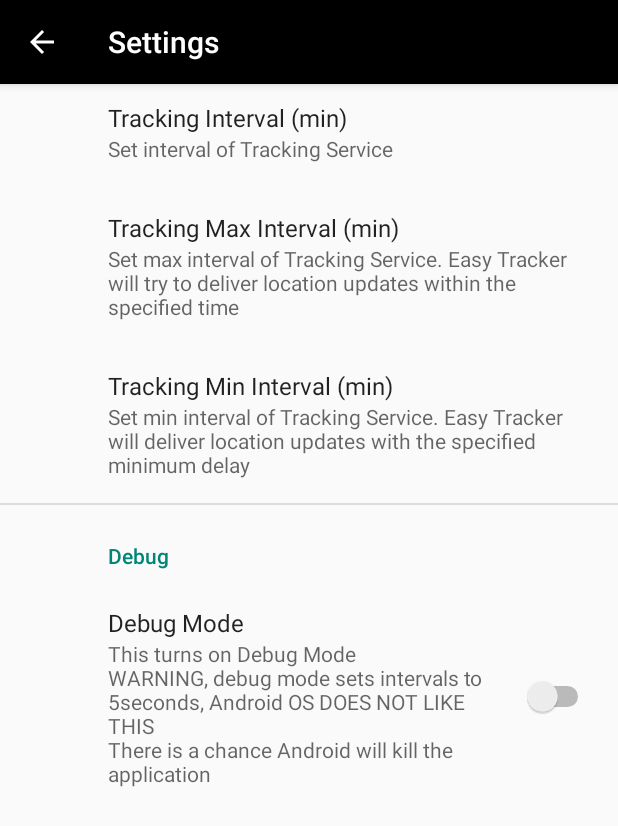
After one commit to mal977/EasyTracker, an Android app: the SettingsFragment screen opened through its navigation route, on a phone screen of 412 x 824 dp. The commit adds this screen. Shown: the top 826 px of the screen. Run offline under Robolectric (Android 15) with nearby library versions, the phone set to English and light mode, and no system bars; our stand-ins replace EventBus, Firebase (no records; nobody signed in at launch, a user with empty details on screens opened directly), androidx.preference; libraries missing offline, so code that uses them is left out: io.objectbox, io.objectbox.annotation; 3 statements that could not run were skipped.

Commit message:
added setting fragment

```diff
--- a/EasyTracker/app/build.gradle
+++ b/EasyTracker/app/build.gradle
@@ -94,7 +94,7 @@ dependencies {
 
     // Feature module Support
     implementation "androidx.navigation:navigation-dynamic-features-fragment:$nav_version"
-
+    implementation "androidx.preference:preference:1.1.1"
     // Testing Navigation
     androidTestImplementation "androidx.navigation:navigation-testing:$nav_version"
 
--- a/EasyTracker/app/src/main/java/com/ntu/staizen/EasyTracker/MapsActivity.java
+++ b/EasyTracker/app/src/main/java/com/ntu/staizen/EasyTracker/MapsActivity.java
@@ -23,6 +23,7 @@ import com.google.android.gms.maps.SupportMapFragment;
 import com.google.android.gms.maps.model.LatLng;
 import com.google.android.gms.maps.model.MarkerOptions;
 import com.google.android.gms.tasks.Task;
+import com.google.firebase.crashlytics.FirebaseCrashlytics;
 import com.google.firebase.database.DatabaseReference;
 import com.ntu.staizen.EasyTracker.events.FirebaseAuthenticatedEvent;
 import com.ntu.staizen.EasyTracker.events.LocationChangedEvent;
@@ -111,6 +112,7 @@ public class MapsActivity extends FragmentActivity implements OnMapReadyCallback
                 Log.d(TAG, "firebaseAuthWithGoogle:" + account.getId());
                 mAuthentication.linkGoogleWithAnonymous(this, account.getIdToken());
             } catch (ApiException e) {
+                FirebaseCrashlytics.getInstance().recordException(e);
                 // Google Sign In failed, update UI appropriately
                 Log.w(TAG, "Google sign in failed", e);
                 // ...
@@ -162,6 +164,7 @@ public class MapsActivity extends FragmentActivity implements OnMapReadyCallback
                 locationManager.startLocationUpdates(this);
             }
         } catch (SecurityException e) {
+            FirebaseCrashlytics.getInstance().recordException(e);
             Log.e(TAG, "Exception: " + e.getMessage());
         }
     }
--- a/EasyTracker/app/src/main/java/com/ntu/staizen/EasyTracker/Utilities.java
+++ b/EasyTracker/app/src/main/java/com/ntu/staizen/EasyTracker/Utilities.java
@@ -12,6 +12,7 @@ import android.provider.Settings;
 import android.text.TextUtils;
 import android.util.Log;
 
+import com.google.firebase.crashlytics.FirebaseCrashlytics;
 import com.ntu.staizen.EasyTracker.services.LocationChangedReceiver;
 
 import java.text.SimpleDateFormat;
@@ -47,6 +48,7 @@ public class Utilities {
                 locationMode = Settings.Secure.getInt(context.getContentResolver(), Settings.Secure.LOCATION_MODE);
 
             } catch (Settings.SettingNotFoundException e) {
+                FirebaseCrashlytics.getInstance().recordException(e);
                 e.printStackTrace();
             }
 
@@ -70,6 +72,7 @@ public class Utilities {
         try {
             output = simpleDateFormat.format(date);
         } catch (Exception e) {
+            FirebaseCrashlytics.getInstance().recordException(e);
             e.printStackTrace();
         }
         return output;
--- a/EasyTracker/app/src/main/java/com/ntu/staizen/EasyTracker/ui/jobList/JobListFragment.java
+++ b/EasyTracker/app/src/main/java/com/ntu/staizen/EasyTracker/ui/jobList/JobListFragment.java
@@ -22,6 +22,7 @@ import android.view.LayoutInflater;
 import android.view.View;
 import android.view.ViewGroup;
 import android.widget.Button;
+import android.widget.ImageButton;
 import android.widget.TextView;
 
 import com.google.firebase.analytics.FirebaseAnalytics;
@@ -35,6 +36,7 @@ import com.ntu.staizen.EasyTracker.model.JobData;
 import com.ntu.staizen.EasyTracker.model.LocationData;
 import com.ntu.staizen.EasyTracker.ui.newJobDetails.JobDetailState;
 import com.ntu.staizen.EasyTracker.ui.newJobDetails.JobDetailsViewModel;
+import com.ntu.staizen.EasyTracker.ui.settings.SettingsFragment;
 
 import java.util.ArrayList;
 
@@ -119,6 +121,7 @@ public class JobListFragment extends Fragment {
         Button start_new_job = (Button) view.findViewById(R.id.btn_start_new_job);
         TextView tv_no_jobs = view.findViewById(R.id.tv_no_jobs);
         TextView tv_helloUser = view.findViewById(R.id.tv_title_hello);
+        ImageButton ib_settings = view.findViewById(R.id.ib_settings);
 
         tv_helloUser.setText("Hello " + SharedPreferenceHelper.getPreference(SharedPreferenceHelper.KEY_USERNAME, getContext()) + "!");
 
@@ -163,6 +166,13 @@ public class JobListFragment extends Fragment {
                 }
             }
         });
+
+        ib_settings.setOnClickListener(new View.OnClickListener(){
+            @Override
+            public void onClick(View v) {
+               navController.navigate(JobListFragmentDirections.actionJobListFragmentToSettingsFragment());
+            }
+        });
     }
 
     @Override
--- a/EasyTracker/app/src/main/java/com/ntu/staizen/EasyTracker/ui/login/LoginFragment.java
+++ b/EasyTracker/app/src/main/java/com/ntu/staizen/EasyTracker/ui/login/LoginFragment.java
@@ -32,6 +32,9 @@ import org.greenrobot.eventbus.EventBus;
 import org.greenrobot.eventbus.Subscribe;
 import org.greenrobot.eventbus.ThreadMode;
 
+/**
+ * Created by Malcom on 1 Nov 2020
+ */
 public class LoginFragment extends Fragment {
     private static String TAG = LoginFragment.class.getSimpleName();
 
--- /dev/null
+++ b/EasyTracker/app/src/main/java/com/ntu/staizen/EasyTracker/ui/settings/SettingsFragment.java
@@ -0,0 +1,76 @@
+package com.ntu.staizen.EasyTracker.ui.settings;
+
+import android.os.Bundle;
+
+import androidx.annotation.NonNull;
+import androidx.appcompat.app.ActionBar;
+import androidx.appcompat.app.AppCompatActivity;
+import androidx.fragment.app.Fragment;
+import androidx.preference.EditTextPreference;
+import androidx.preference.PreferenceFragmentCompat;
+
+import android.text.InputType;
+import android.view.LayoutInflater;
+import android.view.View;
+import android.view.ViewGroup;
+import android.widget.EditText;
+
+import com.ntu.staizen.EasyTracker.R;
+
+/**
+ * Created by Malcom on 3 Nov 2020
+ */
+public class SettingsFragment extends PreferenceFragmentCompat {
+
+
+    public SettingsFragment() {
+    }
+
+
+    @Override
+    public void onCreate(Bundle savedInstanceState) {
+        ActionBar actionBar = ((AppCompatActivity)getActivity()).getSupportActionBar();
+        actionBar.setDisplayHomeAsUpEnabled(true);
+        actionBar.setTitle("Settings");
+        actionBar.show();
+        super.onCreate(savedInstanceState);
+    }
+
+    @Override
+    public void onCreatePreferences(Bundle savedInstanceState, String rootKey) {
+        setPreferencesFromResource(R.xml.preferences,rootKey);
+        EditTextPreference pref = (EditTextPreference) findPreference("interval");
+        if (pref != null) {
+            pref.setOnBindEditTextListener(new EditTextPreference.OnBindEditTextListener() {
+                @Override
+                public void onBindEditText(@NonNull EditText editText) {
+                    editText.setInputType(InputType.TYPE_CLASS_NUMBER);
+                }
+            });
+        }
+        EditTextPreference prefmax_interval = (EditTextPreference) findPreference("max_interval");
+        if (prefmax_interval != null) {
+            prefmax_interval.setOnBindEditTextListener(new EditTextPreference.OnBindEditTextListener() {
+                @Override
+                public void onBindEditText(@NonNull EditText editText) {
+                    editText.setInputType(InputType.TYPE_CLASS_NUMBER);
+                }
+            });
+        }
+        EditTextPreference prefmin_interval = (EditTextPreference) findPreference("min_interval");
+        if (prefmin_interval != null) {
+            prefmin_interval.setOnBindEditTextListener(new EditTextPreference.OnBindEditTextListener() {
+                @Override
+                public void onBindEditText(@NonNull EditText editText) {
+                    editText.setInputType(InputType.TYPE_CLASS_NUMBER);
+                }
+            });
+        }
+    }
+
+//    @Override
+//    public View onCreateView(LayoutInflater inflater, ViewGroup container,
+//                             Bundle savedInstanceState) {
+//        return inflater.inflate(R.layout.fragment_settings, container, false);
+//    }
+}
--- /dev/null
+++ b/EasyTracker/app/src/main/res/drawable/ic_settings_white.xml
@@ -0,0 +1,5 @@
+<vector android:height="24dp" android:tint="#FFFFFF"
+    android:viewportHeight="24" android:viewportWidth="24"
+    android:width="24dp" xmlns:android="http://schemas.android.com/apk/res/android">
+    <path android:fillColor="@android:color/white" android:pathData="M19.14,12.94c0.04,-0.3 0.06,-0.61 0.06,-0.94c0,-0.32 -0.02,-0.64 -0.07,-0.94l2.03,-1.58c0.18,-0.14 0.23,-0.41 0.12,-0.61l-1.92,-3.32c-0.12,-0.22 -0.37,-0.29 -0.59,-0.22l-2.39,0.96c-0.5,-0.38 -1.03,-0.7 -1.62,-0.94L14.4,2.81c-0.04,-0.24 -0.24,-0.41 -0.48,-0.41h-3.84c-0.24,0 -0.43,0.17 -0.47,0.41L9.25,5.35C8.66,5.59 8.12,5.92 7.63,6.29L5.24,5.33c-0.22,-0.08 -0.47,0 -0.59,0.22L2.74,8.87C2.62,9.08 2.66,9.34 2.86,9.48l2.03,1.58C4.84,11.36 4.8,11.69 4.8,12s0.02,0.64 0.07,0.94l-2.03,1.58c-0.18,0.14 -0.23,0.41 -0.12,0.61l1.92,3.32c0.12,0.22 0.37,0.29 0.59,0.22l2.39,-0.96c0.5,0.38 1.03,0.7 1.62,0.94l0.36,2.54c0.05,0.24 0.24,0.41 0.48,0.41h3.84c0.24,0 0.44,-0.17 0.47,-0.41l0.36,-2.54c0.59,-0.24 1.13,-0.56 1.62,-0.94l2.39,0.96c0.22,0.08 0.47,0 0.59,-0.22l1.92,-3.32c0.12,-0.22 0.07,-0.47 -0.12,-0.61L19.14,12.94zM12,15.6c-1.98,0 -3.6,-1.62 -3.6,-3.6s1.62,-3.6 3.6,-3.6s3.6,1.62 3.6,3.6S13.98,15.6 12,15.6z"/>
+</vector>
--- a/EasyTracker/app/src/main/res/navigation/nav_graph.xml
+++ b/EasyTracker/app/src/main/res/navigation/nav_graph.xml
@@ -57,6 +57,13 @@
             app:exitAnim="@anim/slide_out_left"
             app:popEnterAnim="@anim/slide_in_left"
             app:popExitAnim="@anim/slide_out_right" />
+        <action
+            android:id="@+id/action_jobListFragment_to_settingsFragment"
+            app:destination="@id/settingsFragment"
+            app:enterAnim="@anim/slide_in_right"
+            app:exitAnim="@anim/slide_out_left"
+            app:popEnterAnim="@anim/slide_in_left"
+            app:popExitAnim="@anim/slide_out_right" />
     </fragment>
     <fragment
         android:id="@+id/newJobDetails"
@@ -89,4 +96,9 @@
             android:name="job_uid"
             app:argType="string" />
     </fragment>
+    <fragment
+        android:id="@+id/settingsFragment"
+        android:name="com.ntu.staizen.EasyTracker.ui.settings.SettingsFragment"
+        android:label="fragment_settings"
+        tools:layout="@layout/fragment_settings" />
 </navigation>
--- /dev/null
+++ b/EasyTracker/app/src/main/res/xml/preferences.xml
@@ -0,0 +1,41 @@
+<?xml version="1.0" encoding="utf-8"?>
+<PreferenceScreen xmlns:android="http://schemas.android.com/apk/res/android">
+    <PreferenceCategory android:title="Tracking Settings">
+        <EditTextPreference
+            android:defaultValue="5"
+            android:inputType="number"
+            android:key="interval"
+            android:selectAllOnFocus="true"
+            android:singleLine="true"
+            android:summary="Set interval of Tracking Service"
+            android:title="Tracking Interval (min)" />
+        <EditTextPreference
+            android:layout_width="wrap_content"
+            android:layout_height="wrap_content"
+            android:defaultValue="10"
+            android:inputType="numberSigned"
+            android:key="max_interval"
+            android:selectAllOnFocus="true"
+            android:singleLine="true"
+            android:summary="Set max interval of Tracking Service. Easy Tracker will try to deliver location updates within the specified time"
+            android:title="Tracking Max Interval (min)" />
+        <EditTextPreference
+            android:layout_width="wrap_content"
+            android:layout_height="wrap_content"
+            android:defaultValue="1"
+            android:inputType="numberSigned"
+            android:key="min_interval"
+            android:selectAllOnFocus="true"
+            android:singleLine="true"
+            android:summary="Set min interval of Tracking Service. Easy Tracker will deliver location updates with the specified minimum delay"
+            android:title="Tracking Min Interval (min)" />
+    </PreferenceCategory>
+    <PreferenceCategory android:title="Debug">
+
+        <SwitchPreference
+            android:defaultValue="false"
+            android:key="debug"
+            android:summary="This turns on Debug Mode\nWARNING, debug mode sets intervals to 5seconds, Android OS DOES NOT LIKE THIS\nThere is a chance Android will kill the application"
+            android:title="Debug Mode" />
+    </PreferenceCategory>
+</PreferenceScreen>
```
Also changed, not shown: EasyTracker/app/src/main/java/com/ntu/staizen/EasyTracker/MainActivity.java (+14 -2 lines), EasyTracker/app/src/main/java/com/ntu/staizen/EasyTracker/SharedPreferenceHelper.java (+12 -4 lines), EasyTracker/app/src/main/java/com/ntu/staizen/EasyTracker/database/BoxHelper.java (+10 -0 lines), EasyTracker/app/src/main/java/com/ntu/staizen/EasyTracker/location/TrackingService.java (+41 -3 lines), EasyTracker/app/src/main/res/drawable/ic_baseline_settings_black.xml (added, +10 -0 lines), EasyTracker/app/src/main/res/layout/fragment_job_list.xml (+13 -0 lines), EasyTracker/app/src/main/res/layout/fragment_settings.xml (added, +24 -0 lines).
